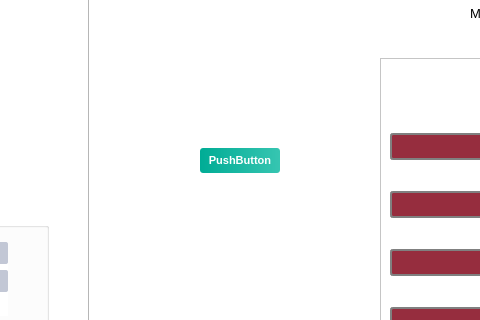
Above: mainwindow.ui from AlaBelgacem/SmartAid-2A1 before the change; both pictures show x 242 to 722 and y 148 to 468 of the 1400 by 800 pixel window. Below: the same form after it.
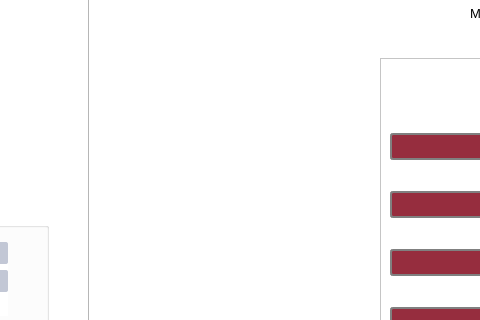
That is the form after the change. The open tabs and pages were chosen to show the change. Icons and pictures are not drawn.

```diff
--- a/mainwindow.ui
+++ b/mainwindow.ui
@@ -900,19 +900,6 @@
          <string/>
         </property>
        </widget>
-       <widget class="QPushButton" name="pdf">
-        <property name="geometry">
-         <rect>
-          <x>110</x>
-          <y>260</y>
-          <width>80</width>
-          <height>25</height>
-         </rect>
-        </property>
-        <property name="text">
-         <string>PushButton</string>
-        </property>
-       </widget>
       </widget>
       <widget class="QWidget" name="tab1">
        <attribute name="title">
```
Left out of the diff: 14 changed lines with no effect on the pictures.
